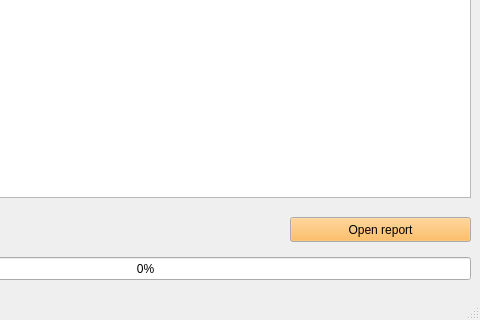
First picture: the form in ui_mw.ui, repository Ol333/dipl, before the edit; both pictures show x 190 to 670 and y 248 to 568 of the 670 by 568 pixel window.
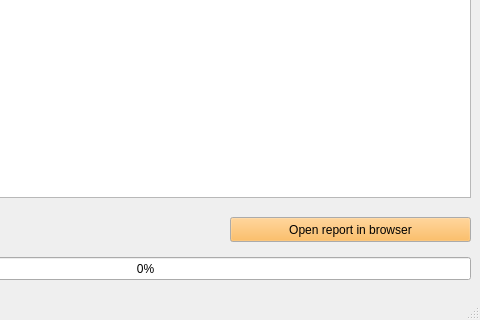
Second picture: the form after the edit. The open tabs and pages were chosen to show the change.

Commit message: report format

The edit to the form file:
```diff
--- a/ui_mw.ui
+++ b/ui_mw.ui
@@ -102,9 +102,9 @@
      <widget class="QPushButton" name="pushButton_8">
       <property name="geometry">
        <rect>
-        <x>470</x>
+        <x>410</x>
         <y>410</y>
-        <width>181</width>
+        <width>241</width>
         <height>25</height>
        </rect>
       </property>
@@ -146,7 +146,7 @@
        </palette>
       </property>
       <property name="text">
-       <string>Open report</string>
+       <string>Open report in browser</string>
       </property>
      </widget>
     </widget>
```
The commit also changes 7 other files.
